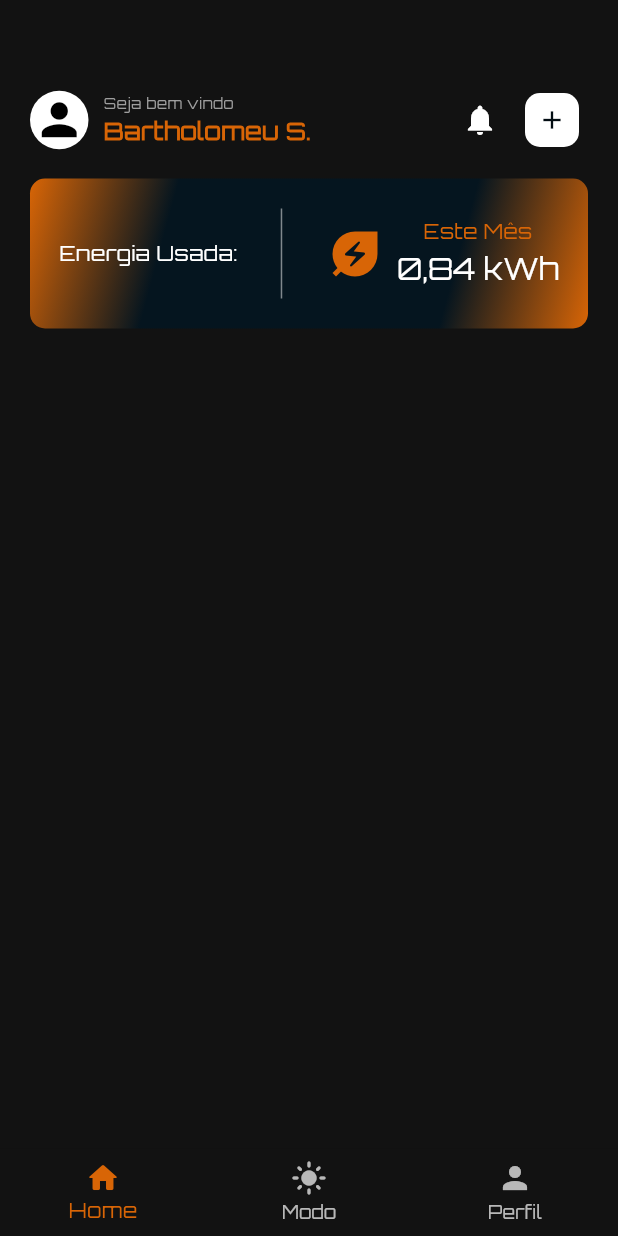
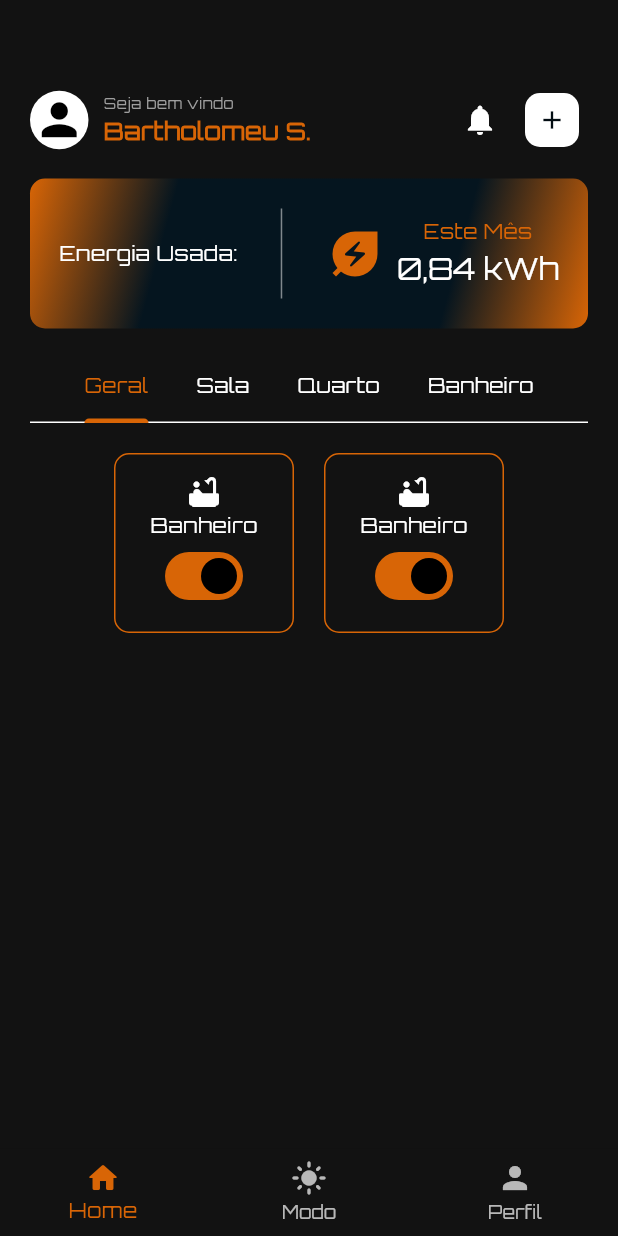
Before and after one commit to Ott-cop/elo-app, a Flutter app: the screen it shows after launch, on a phone screen of 412 x 824 dp. Run offline on Flutter 3.47's test engine with Material 3 defaults, Android fonts, the phone set to English and light mode, and no system bars; project files that could hold a hidden picture were left out.

Commit message:
Add Menu Rooms

```diff
--- a/lib/home/home.dart
+++ b/lib/home/home.dart
@@ -1,5 +1,7 @@
 import 'package:elo/home/energy_used/energy_used.dart';
+import 'package:elo/home/menu_home/menu_home.dart';
 import 'package:elo/home/user/user.dart';
+import 'package:flutter/cupertino.dart';
 import 'package:flutter/material.dart';
 import 'package:flutter/widgets.dart';
 
@@ -13,7 +15,7 @@ class HomePage extends StatefulWidget {
 class _HomePageState extends State<HomePage> {
   @override
   Widget build(BuildContext context) {
-    return Scaffold(
+    return const Scaffold(
       body: Padding(
         padding: EdgeInsets.only(
           top: (kToolbarHeight),
@@ -27,6 +29,10 @@ class _HomePageState extends State<HomePage> {
               height: 15,
             ),
             EnergyUsedWidget(),
+            SizedBox(
+              height: 15,
+            ),
+            MenuHomeWidget()
           ],
         ),
       ),
--- /dev/null
+++ b/lib/home/menu_home/item_home/device_home_controller.dart
@@ -0,0 +1,9 @@
+import 'package:flutter/material.dart';
+
+class Device {
+  late Icon icon;
+  late String name;
+  late bool state;
+
+  Device({required this.icon, required this.name, required this.state});
+}
--- /dev/null
+++ b/lib/home/menu_home/item_home/item_home.dart
@@ -0,0 +1,40 @@
+import 'package:elo/home/menu_home/item_home/device_home_controller.dart';
+import 'package:elo/styles/global.dart';
+import 'package:flutter/material.dart';
+
+class ItemHome extends StatefulWidget {
+  const ItemHome({super.key});
+
+  @override
+  State<ItemHome> createState() => _ItemHomeState();
+}
+
+class _ItemHomeState extends State<ItemHome> {
+  Device device = Device(
+      icon: const Icon(Icons.bathtub_rounded), name: 'Banheiro', state: true);
+  @override
+  Widget build(BuildContext context) {
+    return Container(
+      width: 120,
+      height: 120,
+      decoration: BoxDecoration(
+          borderRadius: BorderRadius.circular(10),
+          border: Border.all(color: Global().primaryColor)),
+      child: Column(
+        mainAxisAlignment: MainAxisAlignment.center,
+        mainAxisSize: MainAxisSize.min,
+        children: [
+          device.icon,
+          Text('${device.name}'),
+          Switch(
+              value: device.state,
+              onChanged: (_) {
+                setState(() {
+                  device.state = !device.state;
+                });
+              }),
+        ],
+      ),
+    );
+  }
+}
--- /dev/null
+++ b/lib/home/menu_home/menu_home.dart
@@ -0,0 +1,71 @@
+import 'package:elo/home/menu_home/item_home/item_home.dart';
+import 'package:flutter/cupertino.dart';
+import 'package:flutter/material.dart';
+import 'package:flutter/widgets.dart';
+
+class MenuHomeWidget extends StatefulWidget {
+  const MenuHomeWidget({super.key});
+
+  @override
+  State<MenuHomeWidget> createState() => _MenuHomeWidgetState();
+}
+
+class _MenuHomeWidgetState extends State<MenuHomeWidget>
+    with SingleTickerProviderStateMixin {
+  static const List<Tab> rooms = <Tab>[
+    Tab(text: 'Geral'),
+    Tab(text: 'Sala'),
+    Tab(text: 'Quarto'),
+    Tab(text: 'Banheiro')
+  ];
+  late TabController tabController;
+
+  @override
+  void initState() {
+    super.initState();
+    tabController = TabController(length: rooms.length, vsync: this);
+  }
+
+  @override
+  Widget build(BuildContext context) {
+    return Column(
+      children: [
+        TabBar(
+          controller: tabController,
+          tabs: rooms,
+          isScrollable: true,
+          tabAlignment: TabAlignment.center,
+        ),
+        const SizedBox(
+          height: 20,
+        ),
+        Container(
+          height: MediaQuery.of(context).size.height / 2,
+          child: TabBarView(
+            controller: tabController,
+            children: const [
+              Column(
+                mainAxisSize: MainAxisSize.max,
+                children: [
+                  Row(
+                    mainAxisAlignment: MainAxisAlignment.center,
+                    children: [
+                      ItemHome(),
+                      SizedBox(
+                        width: 20,
+                      ),
+                      ItemHome(),
+                    ],
+                  ),
+                ],
+              ),
+              Text('HELLO2'),
+              Text('HELLO3'),
+              Text('HELLO4'),
+            ],
+          ),
+        )
+      ],
+    );
+  }
+}
--- a/lib/main.dart
+++ b/lib/main.dart
@@ -15,11 +15,11 @@ class MyApp extends StatelessWidget {
     return MaterialApp(
       title: 'Flutter Demo',
       theme: ThemeData(
+        splashColor: Colors.transparent,
         fontFamily: 'Orbitron',
         colorScheme: const ColorScheme.dark(
             primary: Color.fromARGB(255, 216, 101, 6),
             background: Color(0xFF030D13),
-            // onSurface: Color.fromARGB(255, 216, 101, 6),
             error: Colors.red),
         useMaterial3: true,
       ),
--- a/lib/styles/global.dart
+++ b/lib/styles/global.dart
@@ -2,7 +2,6 @@ import 'package:flutter/material.dart';
 
 class Global {
   Color primaryColor = const Color(0xFFD86506);
-  Color primaryColor2 = const Color(0xFFA14B05);
   Color backgroundColor = const Color(0xFF030D13);
   Color backgroundColor2 = const Color(0xFF05151F);
 }
```
